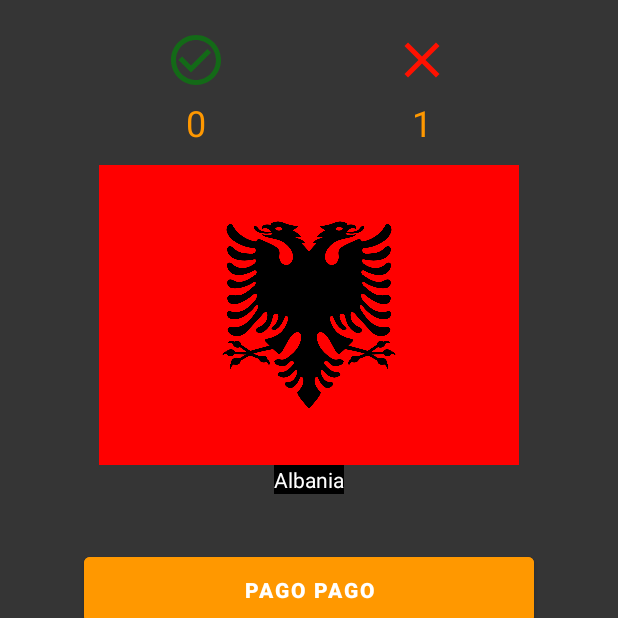
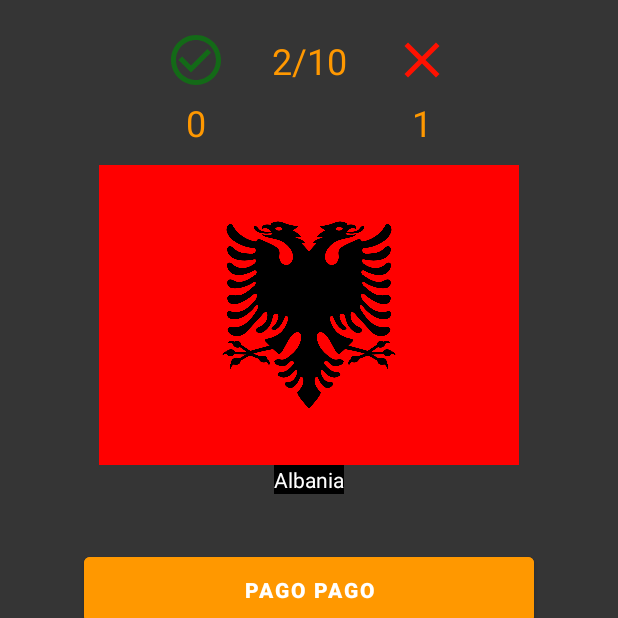
Before and after one commit to pcx13/Quiz, an Android app: the CapitalsFragment screen opened through its navigation route, after a tap on an icon or button, on a phone screen of 412 x 824 dp, the top half of it. Run offline under Robolectric (Android 15) with nearby library versions, the phone set to English and light mode, and no system bars; our stand-ins replace data binding.

Commit message:
third commit

```diff
--- a/app/src/main/java/com/pcx/capitalofapp/ui/fragment/CapitalsFragment.kt
+++ b/app/src/main/java/com/pcx/capitalofapp/ui/fragment/CapitalsFragment.kt
@@ -5,7 +5,6 @@ import android.view.View
 import android.widget.Button
 import androidx.fragment.app.Fragment
 import androidx.fragment.app.viewModels
-import androidx.navigation.Navigation
 import androidx.navigation.fragment.findNavController
 import com.pcx.capitalofapp.R
 import com.pcx.capitalofapp.data.DatabaseHelper
@@ -32,35 +31,15 @@ class CapitalsFragment : Fragment(R.layout.fragment_capitals) {
     override fun onViewCreated(view: View, savedInstanceState: Bundle?) {
         super.onViewCreated(view, savedInstanceState)
         binding = FragmentCapitalsBinding.bind(view)
+        binding.capitalsFragment = this
 
         dbs = DatabaseHelper(requireActivity())
-
         questions = QuizDao().getRandom10Flag(dbs)
 
+        binding.trueText="0"
+        binding.falseText="0"
+
         getQuiz()
-
-        binding.apply {
-
-            buttonA1.setOnClickListener {
-                correctQuiz(binding.buttonA1)
-                quizControl()
-            }
-
-            buttonB1.setOnClickListener {
-                correctQuiz(binding.buttonB1)
-                quizControl()
-            }
-
-            buttonC1.setOnClickListener {
-                correctQuiz(binding.buttonC1)
-                quizControl()
-            }
-
-            buttonD1.setOnClickListener {
-                correctQuiz(binding.buttonD1)
-                quizControl()
-            }
-        }
     }
 
     override fun onCreate(savedInstanceState: Bundle?) {
@@ -71,29 +50,32 @@ class CapitalsFragment : Fragment(R.layout.fragment_capitals) {
 
     private fun getQuiz() {
         trueAnswer = questions[questionCounter]
-
-        binding.ivFlag3.setImageResource(
-            resources.getIdentifier(
-                trueAnswer.flag, "drawable",
-                requireActivity().packageName
-            )
-        )
-
-        binding.tvCountry.text = trueAnswer.name
-
         falseAnswer = QuizDao().getRandom3WrongAnswer(dbs, trueAnswer.id)
 
         allOptions = HashSet()
-        allOptions.add(trueAnswer)
-        allOptions.add(falseAnswer[0])
-        allOptions.add(falseAnswer[1])
-        allOptions.add(falseAnswer[2])
+        allOptions.apply {
+            add(trueAnswer)
+            add(falseAnswer[0])
+            add(falseAnswer[1])
+            add(falseAnswer[2])
+        }
 
         binding.apply {
             buttonA1.text = allOptions.elementAt(0).capital
             buttonB1.text = allOptions.elementAt(1).capital
             buttonC1.text = allOptions.elementAt(2).capital
             buttonD1.text = allOptions.elementAt(3).capital
+
+            countryText = trueAnswer.name
+            meterText = "${questionCounter + 1}/10"
+
+            ivFlag3.setImageResource(
+                resources.getIdentifier(
+                    trueAnswer.flag,
+                    "drawable",
+                    requireActivity().packageName
+                )
+            )
         }
     }
 
@@ -103,10 +85,7 @@ class CapitalsFragment : Fragment(R.layout.fragment_capitals) {
         if (questionCounter != 10) {
             getQuiz()
         } else {
-            val action = CapitalsFragmentDirections.fromCapitalsToResult(
-                trueF = trueCounter,
-                falseF = falseCounter
-            )
+            val action = CapitalsFragmentDirections.fromCapitalsToResult(trueF = trueCounter)
             findNavController().navigate(action)
         }
     }
@@ -121,7 +100,27 @@ class CapitalsFragment : Fragment(R.layout.fragment_capitals) {
             falseCounter++
         }
 
-        binding.tvTrue3.text = "$trueCounter"
-        binding.tvFalse3.text = "$falseCounter"
+        binding.trueText = "$trueCounter"
+        binding.falseText = "$falseCounter"
+    }
+
+    fun buttonA1() {
+        correctQuiz(binding.buttonA1)
+        quizControl()
+    }
+
+    fun buttonB1() {
+        correctQuiz(binding.buttonB1)
+        quizControl()
+    }
+
+    fun buttonC1() {
+        correctQuiz(binding.buttonC1)
+        quizControl()
+    }
+
+    fun buttonD1() {
+        correctQuiz(binding.buttonD1)
+        quizControl()
     }
 }
--- a/app/src/main/java/com/pcx/capitalofapp/ui/fragment/MainFragment.kt
+++ b/app/src/main/java/com/pcx/capitalofapp/ui/fragment/MainFragment.kt
@@ -5,6 +5,7 @@ import android.view.View
 import androidx.fragment.app.Fragment
 import androidx.fragment.app.viewModels
 import androidx.navigation.Navigation
+import androidx.navigation.fragment.findNavController
 import com.pcx.capitalofapp.R
 import com.pcx.capitalofapp.databinding.FragmentMainBinding
 import com.pcx.capitalofapp.ui.viewmodel.MainViewModel
@@ -27,10 +28,10 @@ class MainFragment:Fragment(R.layout.fragment_main) {
     }
 
     fun buttonFlags(){
-        view?.let { Navigation.findNavController(it).navigate(R.id.fromMain_toFlags) }
+        findNavController().navigate(R.id.fromMain_toFlags)
     }
 
     fun buttonCapitals(){
-        view?.let { Navigation.findNavController(it).navigate(R.id.fromMain_toCapitals) }
+        findNavController().navigate(R.id.fromMain_toCapitals)
     }
 }
--- a/app/src/main/java/com/pcx/capitalofapp/ui/fragment/ResultFragment.kt
+++ b/app/src/main/java/com/pcx/capitalofapp/ui/fragment/ResultFragment.kt
@@ -23,10 +23,10 @@ class ResultFragment : Fragment(R.layout.fragment_result) {
 
         val bundle: ResultFragmentArgs by navArgs()
 
-        val trueF = bundle.trueF
-        val falseF = bundle.falseF
+        binding.trueFF = bundle.trueF
+        val t=binding.trueFF!!
 
-        binding.tvSuccess.text = "Success rate ${trueF * 10}%"
+        binding.resultText = "Success rate ${t * 10}%"
     }
 
     override fun onCreate(savedInstanceState: Bundle?) {
--- a/app/src/main/java/com/pcx/capitalofapp/ui/viewmodel/MainViewModel.kt
+++ b/app/src/main/java/com/pcx/capitalofapp/ui/viewmodel/MainViewModel.kt
@@ -1,9 +1,9 @@
 package com.pcx.capitalofapp.ui.viewmodel
 
 import androidx.lifecycle.ViewModel
-import androidx.navigation.Navigation
-import com.pcx.capitalofapp.R
+import com.pcx.capitalofapp.repo.QuizDaoRepo
 
 class MainViewModel:ViewModel() {
+    private lateinit var repo: QuizDaoRepo
 
 }
--- a/app/src/main/res/layout/fragment_capitals.xml
+++ b/app/src/main/res/layout/fragment_capitals.xml
@@ -5,6 +5,29 @@
 
     <data>
 
+        <variable
+            name="capitalsFragment"
+            type="com.pcx.capitalofapp.ui.fragment.CapitalsFragment" />
+
+        <variable
+            name="capitalsViewModel"
+            type="com.pcx.capitalofapp.ui.viewmodel.CapitalsViewModel" />
+
+        <variable
+            name="trueText"
+            type="String" />
+
+        <variable
+            name="falseText"
+            type="String" />
+
+        <variable
+            name="meterText"
+            type="String" />
+
+        <variable
+            name="countryText"
+            type="String" />
     </data>
 
     <androidx.constraintlayout.widget.ConstraintLayout
@@ -19,6 +42,7 @@
             android:layout_height="55dp"
             android:layout_marginTop="55dp"
             android:backgroundTint="@color/www"
+            android:onClick="@{() -> capitalsFragment.buttonA1()}"
             android:text="Button"
             android:textColor="@color/white"
             android:textStyle="bold"
@@ -33,6 +57,7 @@
             android:layout_height="55dp"
             android:layout_marginTop="15dp"
             android:backgroundTint="@color/www"
+            android:onClick="@{() -> capitalsFragment.buttonB1()}"
             android:text="Button"
             android:textColor="@color/white"
             android:textStyle="bold"
@@ -47,6 +72,7 @@
             android:layout_height="55dp"
             android:layout_marginTop="15dp"
             android:backgroundTint="@color/www"
+            android:onClick="@{() -> capitalsFragment.buttonC1()}"
             android:text="Button"
             android:textColor="@color/white"
             android:textStyle="bold"
@@ -61,6 +87,7 @@
             android:layout_height="55dp"
             android:layout_marginTop="15dp"
             android:backgroundTint="@color/www"
+            android:onClick="@{() -> capitalsFragment.buttonD1()}"
             android:text="Button"
             android:textColor="@color/white"
             android:textStyle="bold"
@@ -85,7 +112,7 @@
             android:layout_width="wrap_content"
             android:layout_height="wrap_content"
             android:layout_marginTop="5dp"
-            android:text="0"
+            android:text="@{trueText}"
             android:textColor="@color/www"
             android:textSize="24sp"
             app:layout_constraintEnd_toEndOf="@+id/iv_true3"
@@ -97,7 +124,7 @@
             android:layout_width="wrap_content"
             android:layout_height="wrap_content"
             android:layout_marginTop="5dp"
-            android:text="0"
+            android:text="@{falseText}"
             android:textColor="@color/www"
             android:textSize="24sp"
             app:layout_constraintEnd_toEndOf="@+id/iv_false3"
@@ -132,11 +159,24 @@
             android:layout_height="wrap_content"
             android:background="@color/black"
             android:maxWidth="200dp"
-            android:text="TextView"
+            android:text="@{countryText}"
             android:textColor="@color/white"
             app:layout_constraintEnd_toEndOf="parent"
             app:layout_constraintHorizontal_bias="0.5"
             app:layout_constraintStart_toStartOf="parent"
             app:layout_constraintTop_toBottomOf="@+id/iv_flag3" />
+
+        <TextView
+            android:id="@+id/tv_meter3"
+            android:layout_width="wrap_content"
+            android:layout_height="wrap_content"
+            android:text="@{meterText}"
+            android:textColor="@color/www"
+            android:textSize="24sp"
+            app:layout_constraintBottom_toBottomOf="@+id/iv_true3"
+            app:layout_constraintEnd_toStartOf="@+id/iv_false3"
+            app:layout_constraintHorizontal_bias="0.5"
+            app:layout_constraintStart_toEndOf="@+id/iv_true3"
+            app:layout_constraintTop_toTopOf="@+id/iv_false3" />
     </androidx.constraintlayout.widget.ConstraintLayout>
 </layout>
--- a/app/src/main/res/navigation/nav_graph.xml
+++ b/app/src/main/res/navigation/nav_graph.xml
@@ -73,9 +73,5 @@
             android:name="trueF"
             app:argType="integer"
             android:defaultValue="0" />
-        <argument
-            android:name="falseF"
-            app:argType="integer"
-            android:defaultValue="0" />
     </fragment>
 </navigation>
--- a/app/src/main/res/values/colors.xml
+++ b/app/src/main/res/values/colors.xml
@@ -12,4 +12,5 @@
     <color name="www">#FF9800</color>
     <color name="green">#136A17</color>
     <color name="red">#FF1100</color>
+    <color name="yellow">#FFEB3B</color>
 </resources>
```
Also changed, not shown: app/src/main/java/com/pcx/capitalofapp/ui/fragment/FlagsFragment.kt (+42 -42 lines), app/src/main/res/layout/fragment_flags.xml (+35 -2 lines), app/src/main/res/layout/fragment_result.xml (+10 -2 lines).
